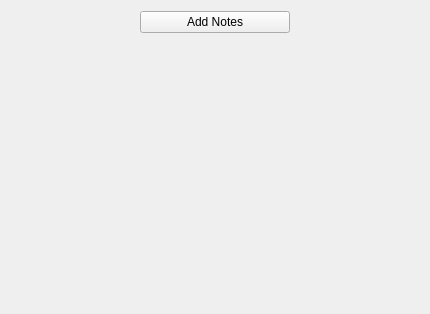
This is designs/xml/notes_widget.ui in daniel-deru/WorkMate-3.0 as Qt 5 draws it before an edit. The edited form follows.
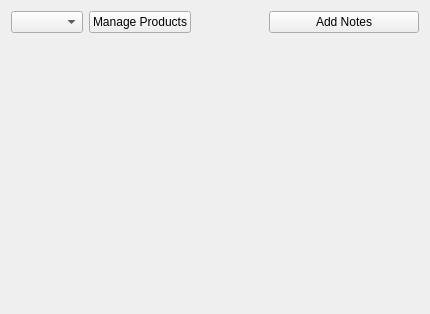
This is the edited form.

Commit message: added new widgets to the feature windows

Patch:
```diff
--- a/designs/xml/notes_widget.ui
+++ b/designs/xml/notes_widget.ui
@@ -34,6 +34,19 @@
      <property name="spacing">
       <number>6</number>
      </property>
+     <item>
+      <widget class="QComboBox" name="cmb_groups"/>
+     </item>
+     <item>
+      <widget class="QPushButton" name="btn_groups">
+       <property name="cursor">
+        <cursorShape>PointingHandCursor</cursorShape>
+       </property>
+       <property name="text">
+        <string>Manage Products</string>
+       </property>
+      </widget>
+     </item>
      <item>
       <spacer name="horizontalSpacer_2">
        <property name="orientation">
@@ -69,19 +82,6 @@
        </property>
       </widget>
      </item>
-     <item>
-      <spacer name="horizontalSpacer_3">
-       <property name="orientation">
-        <enum>Qt::Horizontal</enum>
-       </property>
-       <property name="sizeHint" stdset="0">
-        <size>
-         <width>40</width>
-         <height>20</height>
-        </size>
-       </property>
-      </spacer>
-     </item>
     </layout>
    </item>
    <item>
```
The commit also changes 7 other files.
